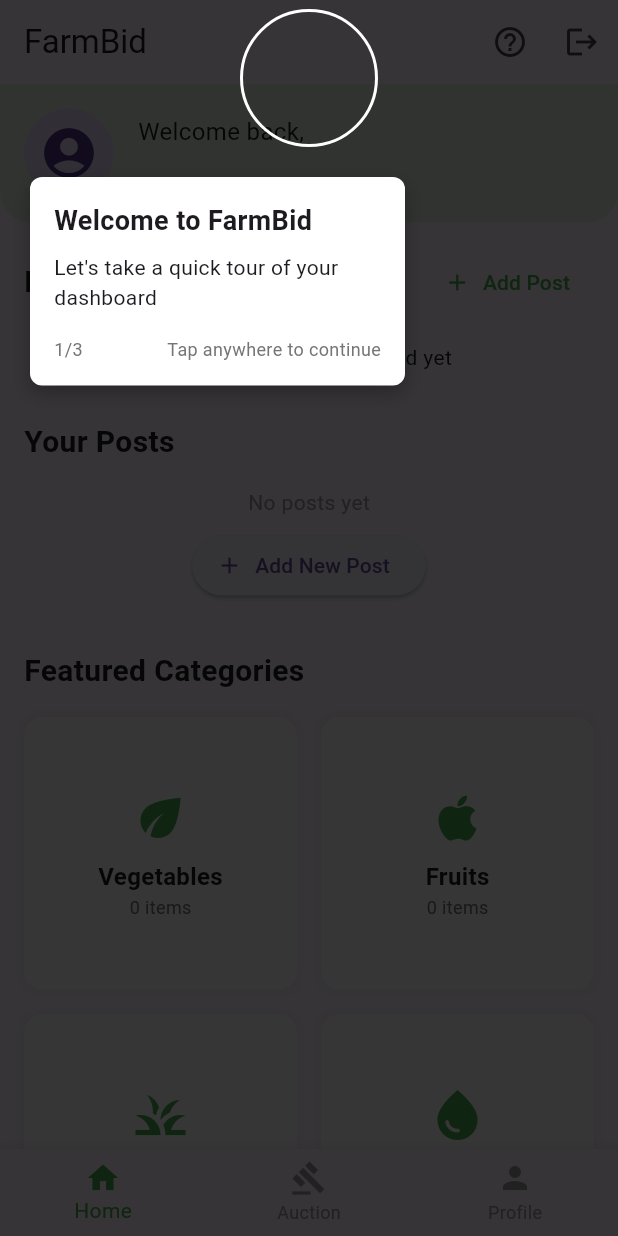
After one commit to parthavpovil/FarmBid, a Flutter app: the screen it shows once a user with an empty profile is signed in, after a tap on the "help outline" icon, on a phone screen of 412 x 824 dp. The commit adds this screen. Run offline on Flutter 3.47's test engine with Material 3 defaults, Android fonts, the phone set to English and light mode, and no system bars; our stand-ins replace cloud_firestore, firebase_auth, firebase_core, geocoding, geolocator, google_sign_in and 2 more; missing offline and left inert: cloudinary_public, razorpay_flutter; accounts and stored records are empty.

Commit message:
Update: Added tutorial for home page

```diff
--- a/lib/home_page.dart
+++ b/lib/home_page.dart
@@ -6,6 +6,8 @@ import 'package:firebase_auth/firebase_auth.dart';
 import 'package:google_sign_in/google_sign_in.dart';
 import 'package:cloud_firestore/cloud_firestore.dart';
 import 'login_page.dart';
+import 'package:app/tutorial/home_page_tutorial.dart';
+import 'package:app/tutorial/tutorial_overlay.dart';
 
 class HomePage extends StatefulWidget {
   @override
@@ -15,6 +17,11 @@ class HomePage extends StatefulWidget {
 class _HomePageState extends State<HomePage> {
   final FirebaseAuth _auth = FirebaseAuth.instance;
   final GoogleSignIn _googleSignIn = GoogleSignIn();
+  final List<GlobalKey> _tutorialKeys = [
+    GlobalKey(), // Welcome section
+    GlobalKey(), // Future Harvests section
+    GlobalKey(), // Your Posts section
+  ];
 
   Future<void> _signOut(BuildContext context) async {
     try {
@@ -31,6 +38,19 @@ class _HomePageState extends State<HomePage> {
     }
   }
 
+  void _startTutorial() {
+    showDialog(
+      context: context,
+      barrierDismissible: false,
+      builder: (context) => TutorialOverlay(
+        steps: HomePageTutorial.getSteps(context, _tutorialKeys),
+        onComplete: () {
+          Navigator.of(context).pop();
+        },
+      ),
+    );
+  }
+
   @override
   Widget build(BuildContext context) {
     final User? user = _auth.currentUser;
@@ -39,6 +59,11 @@ class _HomePageState extends State<HomePage> {
       appBar: AppBar(
         title: const Text('FarmBid'),
         actions: [
+          IconButton(
+            icon: const Icon(Icons.help_outline),
+            tooltip: 'Start Tutorial',
+            onPressed: _startTutorial,
+          ),
           IconButton(
             icon: const Icon(Icons.logout),
             onPressed: () => _signOut(context),
@@ -51,6 +76,7 @@ class _HomePageState extends State<HomePage> {
           children: [
             // Welcome Banner
             Container(
+              key: _tutorialKeys[0],
               padding: const EdgeInsets.all(16),
               decoration: BoxDecoration(
                 color: Colors.green.shade50,
@@ -98,6 +124,7 @@ class _HomePageState extends State<HomePage> {
 
             // Add Future Harvests Section
             Padding(
+              key: _tutorialKeys[1],
               padding: const EdgeInsets.all(16),
               child: Column(
                 crossAxisAlignment: CrossAxisAlignment.start,
@@ -188,6 +215,7 @@ class _HomePageState extends State<HomePage> {
 
             // Your Posts Section
             Padding(
+              key: _tutorialKeys[2],
               padding: const EdgeInsets.all(16),
               child: Column(
                 crossAxisAlignment: CrossAxisAlignment.start,
--- /dev/null
+++ b/lib/tutorial/home_page_tutorial.dart
@@ -0,0 +1,39 @@
+import 'package:flutter/material.dart';
+import 'package:app/tutorial/tutorial_overlay.dart';
+
+
+
+class HomePageTutorial {
+  static List<TutorialStep> getSteps(BuildContext context, List<GlobalKey> keys) {
+    return [
+      TutorialStep(
+        title: 'Welcome to FarmBid',
+        description: 'Let\'s take a quick tour of your dashboard',
+        position: _getWidgetPosition(keys[0]) - const Offset(0, 50),
+        size: _getWidgetSize(keys[0]),
+      ),
+      TutorialStep(
+        title: 'Future Harvests',
+        description: 'View and manage upcoming harvest listings',
+        position: _getWidgetPosition(keys[1]),
+        size: _getWidgetSize(keys[1]),
+      ),
+      TutorialStep(
+        title: 'Your Posts',
+        description: 'Track all your current listings and their status',
+        position: _getWidgetPosition(keys[2]),
+        size: _getWidgetSize(keys[2]),
+      ),
+    ];
+  }
+
+  static Offset _getWidgetPosition(GlobalKey key) {
+    final RenderBox renderBox = key.currentContext?.findRenderObject() as RenderBox;
+    return renderBox.localToGlobal(Offset.zero);
+  }
+
+  static Size _getWidgetSize(GlobalKey key) {
+    final RenderBox renderBox = key.currentContext?.findRenderObject() as RenderBox;
+    return renderBox.size;
+  }
+}
--- /dev/null
+++ b/lib/tutorial/tutorial_controller.dart
@@ -0,0 +1,15 @@
+ import 'package:shared_preferences/shared_preferences.dart';
+
+class TutorialController {
+  static const String _hasSeenTutorialKey = 'has_seen_tutorial';
+
+  static Future<bool> hasSeenTutorial() async {
+    final prefs = await SharedPreferences.getInstance();
+    return prefs.getBool(_hasSeenTutorialKey) ?? false;
+  }
+
+  static Future<void> markTutorialAsSeen() async {
+    final prefs = await SharedPreferences.getInstance();
+    await prefs.setBool(_hasSeenTutorialKey, true);
+  }
+}
--- /dev/null
+++ b/lib/tutorial/tutorial_overlay.dart
@@ -0,0 +1,172 @@
+import 'package:flutter/material.dart';
+
+class TutorialOverlay extends StatefulWidget {
+  final List<TutorialStep> steps;
+  final VoidCallback onComplete;
+
+  const TutorialOverlay({
+    Key? key,
+    required this.steps,
+    required this.onComplete,
+  }) : super(key: key);
+
+  @override
+  State<TutorialOverlay> createState() => _TutorialOverlayState();
+}
+
+class _TutorialOverlayState extends State<TutorialOverlay> {
+  int currentStep = 0;
+
+  @override
+  Widget build(BuildContext context) {
+    // Get screen size
+    final Size screenSize = MediaQuery.of(context).size;
+
+    // Calculate dialog position
+    final dialogWidth = 250.0;
+    final dialogHeight = 150.0;
+
+    // Get the circle's position
+    final circlePosition = Offset(
+      widget.steps[currentStep].position.dx + (widget.steps[currentStep].offset?.dx ?? 0),
+      widget.steps[currentStep].position.dy + (widget.steps[currentStep].offset?.dy ?? 0),
+    );
+
+    // Calculate initial dialog position (below and to the right of the circle)
+    double dialogLeft = circlePosition.dx + 20;
+    double dialogTop = circlePosition.dy + widget.steps[currentStep].size.height + 20;
+
+    // Adjust only the dialog position to keep it on screen
+    if (dialogLeft + dialogWidth > screenSize.width) {
+      dialogLeft = circlePosition.dx - dialogWidth - 20;
+    }
+    if (dialogLeft < 0) {
+      dialogLeft = 20;
+    }
+
+    if (dialogTop + dialogHeight > screenSize.height) {
+      dialogTop = circlePosition.dy - dialogHeight - 20;
+    }
+    if (dialogTop < 0) {
+      dialogTop = circlePosition.dy + widget.steps[currentStep].size.height + 20;
+    }
+
+    return Stack(
+      children: [
+        // Semi-transparent background
+        Positioned.fill(
+          child: GestureDetector(
+            onTap: _nextStep,
+            child: Container(
+              color: Colors.black54,
+            ),
+          ),
+        ),
+
+        // Highlight circle (positioned exactly where specified)
+        Positioned(
+          left: circlePosition.dx,
+          top: circlePosition.dy,
+          child: Container(
+            width: widget.steps[currentStep].size.width,
+            height: widget.steps[currentStep].size.height,
+            decoration: BoxDecoration(
+              shape: BoxShape.circle,
+              border: Border.all(color: Colors.white, width: 2),
+            ),
+          ),
+        ),
+
+        // Tutorial dialog box (adjusted to stay on screen)
+        Positioned(
+          left: dialogLeft,
+          top: dialogTop,
+          child: Container(
+            width: dialogWidth,
+            constraints: BoxConstraints(
+              maxWidth: screenSize.width - 40,
+            ),
+            child: Container(
+              padding: const EdgeInsets.all(16),
+              decoration: BoxDecoration(
+                color: Colors.white,
+                borderRadius: BorderRadius.circular(8),
+                boxShadow: [
+                  BoxShadow(
+                    color: Colors.black26,
+                    blurRadius: 10,
+                    offset: Offset(0, 5),
+                  ),
+                ],
+              ),
+              child: Column(
+                crossAxisAlignment: CrossAxisAlignment.start,
+                mainAxisSize: MainAxisSize.min,
+                children: [
+                  Text(
+                    widget.steps[currentStep].title,
+                    style: const TextStyle(
+                      fontWeight: FontWeight.bold,
+                      fontSize: 18,
+                    ),
+                  ),
+                  const SizedBox(height: 8),
+                  Text(
+                    widget.steps[currentStep].description,
+                    style: TextStyle(fontSize: 14),
+                  ),
+                  const SizedBox(height: 16),
+                  Row(
+                    mainAxisAlignment: MainAxisAlignment.spaceBetween,
+                    children: [
+                      Text(
+                        '${currentStep + 1}/${widget.steps.length}',
+                        style: TextStyle(
+                          color: Colors.grey[600],
+                          fontSize: 12,
+                        ),
+                      ),
+                      Text(
+                        'Tap anywhere to continue',
+                        style: TextStyle(
+                          color: Colors.grey[600],
+                          fontSize: 12,
+                        ),
+                      ),
+                    ],
+                  ),
+                ],
+              ),
+            ),
+          ),
+        ),
+      ],
+    );
+  }
+
+  void _nextStep() {
+    if (currentStep < widget.steps.length - 1) {
+      setState(() {
+        currentStep++;
+      });
+    } else {
+      widget.onComplete();
+    }
+  }
+}
+
+class TutorialStep {
+  final String title;
+  final String description;
+  final Offset position;
+  final Size size;
+  final Offset? offset;
+
+  const TutorialStep({
+    required this.title,
+    required this.description,
+    required this.position,
+    required this.size,
+    this.offset,
+  });
+}
--- a/pubspec.yaml
+++ b/pubspec.yaml
@@ -39,6 +39,7 @@ dependencies:
   cupertino_icons: ^1.0.8
   geolocator: ^10.1.0
   geocoding: ^2.1.1
+  shared_preferences: ^2.2.3
   image_picker: ^1.0.7
   firebase_storage: ^12.3.7
   razorpay_flutter: ^1.3.5
```
Also changed, not shown: pubspec.lock, 1 other file.
